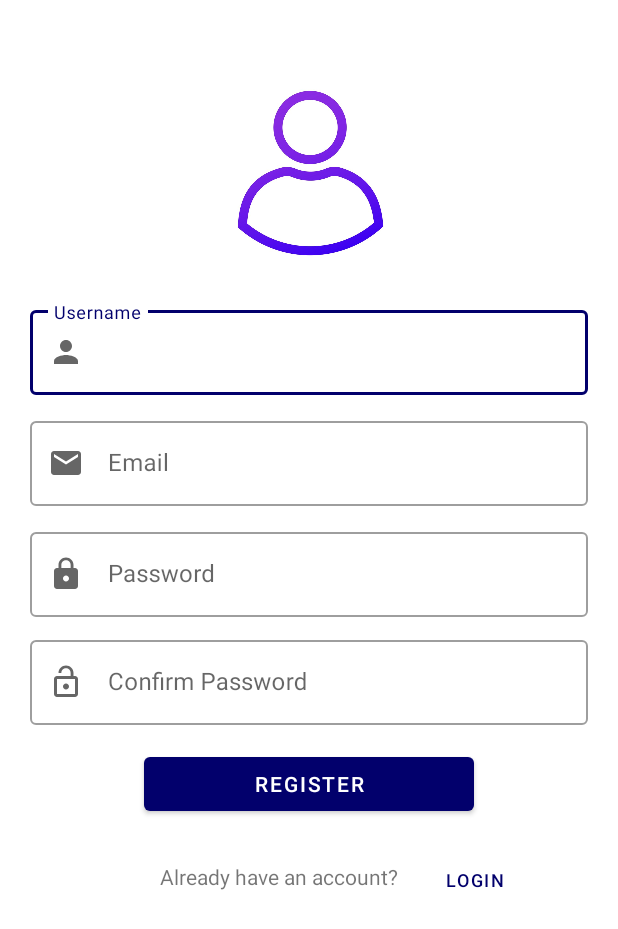
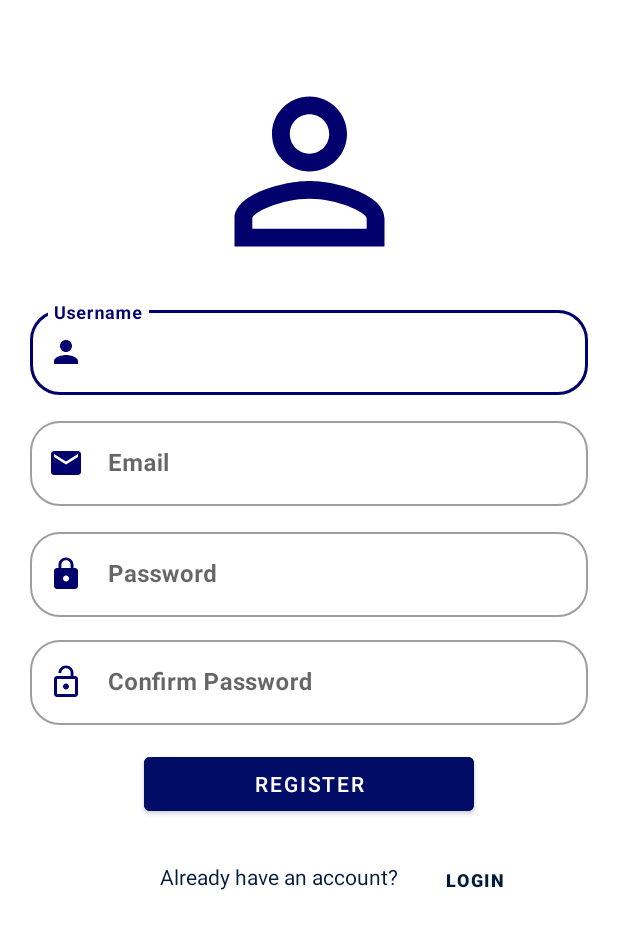
Before and after one commit to MarwaMubarak/MoviesApp, an Android app: the RegisterActivity screen opened directly, with no data from a screen before it, on a phone screen of 412 x 824 dp. Shown: the top 929 px of the screen. Run offline under Robolectric (Android 15) with nearby library versions, the phone set to English and light mode, and no system bars.

Commit message:
register screen

```diff
--- a/app/src/main/java/com/example/moviesapp/register_screen/RegisterActivity.kt
+++ b/app/src/main/java/com/example/moviesapp/register_screen/RegisterActivity.kt
@@ -3,24 +3,52 @@ package com.example.moviesapp.register_screen
 import android.content.Intent
 import androidx.appcompat.app.AppCompatActivity
 import android.os.Bundle
+import android.provider.ContactsContract
+import android.util.Patterns
 import android.widget.Button
+import android.widget.EditText
+import android.widget.Toast
 import com.example.moviesapp.Login_screen.LoginActivity
 import com.example.moviesapp.Movies_Adapter.MoviesHome
 import com.example.moviesapp.R
+import java.time.Duration
 
 class RegisterActivity : AppCompatActivity() {
     override fun onCreate(savedInstanceState: Bundle?) {
         super.onCreate(savedInstanceState)
         setContentView(R.layout.activity_register)
 
+        val username=findViewById<EditText>(R.id.et_username)
+        val email=findViewById<EditText>(R.id.et_email)
+        val password=findViewById<EditText>(R.id.et_password)
+        val confirmPassword=findViewById<EditText>(R.id.et_confirmPassword)
+
+
+
         val btn=findViewById<Button>(R.id.registerBtn)
         btn.setOnClickListener {
-            val intent = Intent(this,MoviesHome::class.java)
-            startActivity(intent)
+            if(username.text.isNotBlank()&&password.text.isNotBlank()&&email.text.isNotBlank()&&confirmPassword.text.isNotBlank()){
+                if(!Patterns.EMAIL_ADDRESS.matcher(email.text.toString()).matches()){
+                    Toast.makeText(this,"Invalid Email !!", Toast.LENGTH_SHORT).show()
+
+                }
+                else if(!password.text.toString().equals(confirmPassword.text.toString())){
+                    Toast.makeText(this,"Password does not match!!", Toast.LENGTH_SHORT).show()
+
+                }else {
+                    val intent = Intent(this, MoviesHome::class.java)
+                    Toast.makeText(this, "Successful Registration..", Toast.LENGTH_SHORT).show()
+                    startActivity(intent)
+                }
+            }
+            else{
+                Toast.makeText(this,"Empty Field!!", Toast.LENGTH_SHORT).show()
+            }
+
         }
 
-        val logbtn=findViewById<Button>(R.id.tv_login)
-        logbtn.setOnClickListener {
+        val logBtn=findViewById<Button>(R.id.tv_login)
+        logBtn.setOnClickListener {
             val intent1=Intent(this, LoginActivity::class.java)
             startActivity(intent1)
 
--- a/app/src/main/res/layout/activity_register.xml
+++ b/app/src/main/res/layout/activity_register.xml
@@ -4,14 +4,16 @@
     xmlns:tools="http://schemas.android.com/tools"
     android:layout_width="match_parent"
     android:layout_height="match_parent"
+    android:background="@color/white"
     android:orientation="vertical"
-    tools:context=".register_screen.RegisterActivity">
+    tools:context=".register_screen.RegisterActivity"
+    >
 
     <ImageView
         android:id="@+id/person"
         android:layout_width="150dp"
         android:layout_height="150dp"
-        android:src="@drawable/img"
+        android:src="@drawable/ic_darkblue_person_outline"
         app:layout_constraintBottom_toTopOf="@id/g1"
         app:layout_constraintEnd_toEndOf="parent"
         app:layout_constraintStart_toStartOf="parent" />
@@ -25,17 +27,22 @@
 
     <com.google.android.material.textfield.TextInputLayout
         android:id="@+id/til_username"
+        style="@style/Widget.MaterialComponents.TextInputLayout.OutlinedBox"
         android:layout_width="match_parent"
         android:layout_height="wrap_content"
         android:layout_marginStart="20dp"
         android:layout_marginTop="12dp"
         android:layout_marginEnd="20dp"
+        android:background="@color/white"
         app:layout_constraintEnd_toEndOf="parent"
         app:layout_constraintStart_toStartOf="parent"
         app:layout_constraintTop_toBottomOf="@id/g1"
         app:startIconDrawable="@drawable/ic_person"
-        style="@style/Widget.MaterialComponents.TextInputLayout.OutlinedBox"
-        >
+        app:startIconTint="@color/lightBlue2"
+        app:boxCornerRadiusBottomEnd="20dp"
+        app:boxCornerRadiusBottomStart="20dp"
+        app:boxCornerRadiusTopEnd="20dp"
+        app:boxCornerRadiusTopStart="20dp">
 
         <EditText
             android:id="@+id/et_username"
@@ -43,6 +50,8 @@
             android:layout_height="match_parent"
             android:hint="@string/username"
             android:inputType="textPersonName"
+
+            android:textStyle="bold"
             app:layout_constraintEnd_toEndOf="parent"
             app:layout_constraintStart_toStartOf="parent"
             app:layout_constraintTop_toTopOf="parent" />
@@ -51,17 +60,22 @@
 
     <com.google.android.material.textfield.TextInputLayout
         android:id="@+id/til_email"
+        style="@style/Widget.MaterialComponents.TextInputLayout.OutlinedBox"
         android:layout_width="match_parent"
         android:layout_height="wrap_content"
         android:layout_marginStart="20dp"
         android:layout_marginTop="12dp"
         android:layout_marginEnd="20dp"
+        android:background="@color/white"
         app:layout_constraintEnd_toEndOf="parent"
         app:layout_constraintStart_toStartOf="parent"
         app:layout_constraintTop_toBottomOf="@id/til_username"
         app:startIconDrawable="@drawable/ic_email"
-        style="@style/Widget.MaterialComponents.TextInputLayout.OutlinedBox"
-
+        app:startIconTint="@color/lightBlue2"
+        app:boxCornerRadiusBottomEnd="20dp"
+        app:boxCornerRadiusBottomStart="20dp"
+        app:boxCornerRadiusTopEnd="20dp"
+        app:boxCornerRadiusTopStart="20dp"
         >
 
         <EditText
@@ -70,6 +84,7 @@
             android:layout_height="match_parent"
             android:hint="@string/email"
             android:inputType="textEmailAddress"
+            android:textStyle="bold"
             app:layout_constraintEnd_toEndOf="parent"
             app:layout_constraintStart_toStartOf="parent"
             app:layout_constraintTop_toTopOf="parent" />
@@ -77,6 +92,7 @@
 
     <com.google.android.material.textfield.TextInputLayout
         android:id="@+id/til_password"
+        style="@style/Widget.MaterialComponents.TextInputLayout.OutlinedBox"
         android:layout_width="match_parent"
         android:layout_height="wrap_content"
         android:layout_marginStart="20dp"
@@ -86,15 +102,21 @@
         app:layout_constraintStart_toStartOf="parent"
         app:layout_constraintTop_toBottomOf="@id/til_email"
         app:startIconDrawable="@drawable/ic_lock"
-        style="@style/Widget.MaterialComponents.TextInputLayout.OutlinedBox"
-        >
+        app:startIconTint="@color/lightBlue2"
+        app:boxCornerRadiusBottomEnd="20dp"
+        app:boxCornerRadiusBottomStart="20dp"
+        app:boxCornerRadiusTopEnd="20dp"
+        app:boxCornerRadiusTopStart="20dp"
+        android:background="@color/white">
 
         <EditText
             android:id="@+id/et_password"
             android:layout_width="match_parent"
             android:layout_height="match_parent"
             android:hint="@string/password"
+
             android:inputType="textPassword"
+            android:textStyle="bold"
             app:layout_constraintEnd_toEndOf="parent"
             app:layout_constraintStart_toStartOf="parent"
             app:layout_constraintTop_toTopOf="parent" />
@@ -102,6 +124,7 @@
 
     <com.google.android.material.textfield.TextInputLayout
         android:id="@+id/til_confirmPassword"
+        style="@style/Widget.MaterialComponents.TextInputLayout.OutlinedBox"
         android:layout_width="match_parent"
         android:layout_height="wrap_content"
         android:layout_marginStart="20dp"
@@ -111,7 +134,14 @@
         app:layout_constraintStart_toStartOf="parent"
         app:layout_constraintTop_toBottomOf="@id/til_password"
         app:startIconDrawable="@drawable/ic_lock_open"
-        style="@style/Widget.MaterialComponents.TextInputLayout.OutlinedBox"
+        app:startIconTint="@color/lightBlue2"
+        app:boxStrokeErrorColor="@color/lightBlue2"
+        app:boxCornerRadiusBottomEnd="20dp"
+        app:boxCornerRadiusBottomStart="20dp"
+        app:boxCornerRadiusTopEnd="20dp"
+        app:boxCornerRadiusTopStart="20dp"
+        android:background="@color/white"
+
         >
 
         <EditText
@@ -120,6 +150,7 @@
             android:layout_height="match_parent"
             android:hint="@string/confirm_password"
             android:inputType="textPassword"
+            android:textStyle="bold"
             app:layout_constraintEnd_toEndOf="parent"
             app:layout_constraintStart_toStartOf="parent"
             app:layout_constraintTop_toTopOf="parent" />
@@ -127,14 +158,15 @@
 
     <Button
         android:id="@+id/registerBtn"
+
         android:layout_width="220dp"
         android:layout_height="wrap_content"
         android:layout_marginTop="15dp"
+        android:backgroundTint="@color/LightDarkBlue"
         android:text="@string/register"
         app:layout_constraintEnd_toEndOf="parent"
         app:layout_constraintStart_toStartOf="parent"
-        app:layout_constraintTop_toBottomOf="@id/til_confirmPassword"
-        style=""/>
+        app:layout_constraintTop_toBottomOf="@id/til_confirmPassword" />
 
     <TextView
         android:id="@+id/tv_haveAccount"
@@ -143,6 +175,7 @@
         android:layout_marginStart="100dp"
         android:layout_marginTop="28dp"
         android:text="@string/already_have_an_account"
+        android:textColor="@color/darkBlue2"
         app:layout_constraintEnd_toStartOf="@id/tv_login"
         app:layout_constraintStart_toStartOf="parent"
         app:layout_constraintTop_toBottomOf="@id/registerBtn" />
@@ -155,12 +188,13 @@
         android:layout_marginTop="16dp"
         android:layout_marginEnd="52dp"
         android:text="@string/login"
+        android:textColor="@color/darkBlue2"
         android:textSize="12sp"
+        android:textStyle="bold"
         app:layout_constraintBottom_toBottomOf="parent"
         app:layout_constraintEnd_toEndOf="parent"
         app:layout_constraintTop_toBottomOf="@id/registerBtn"
-        app:layout_constraintVertical_bias="0.0"
-        />
+        app:layout_constraintVertical_bias="0.0" />
 
 
 </androidx.constraintlayout.widget.ConstraintLayout>
```
